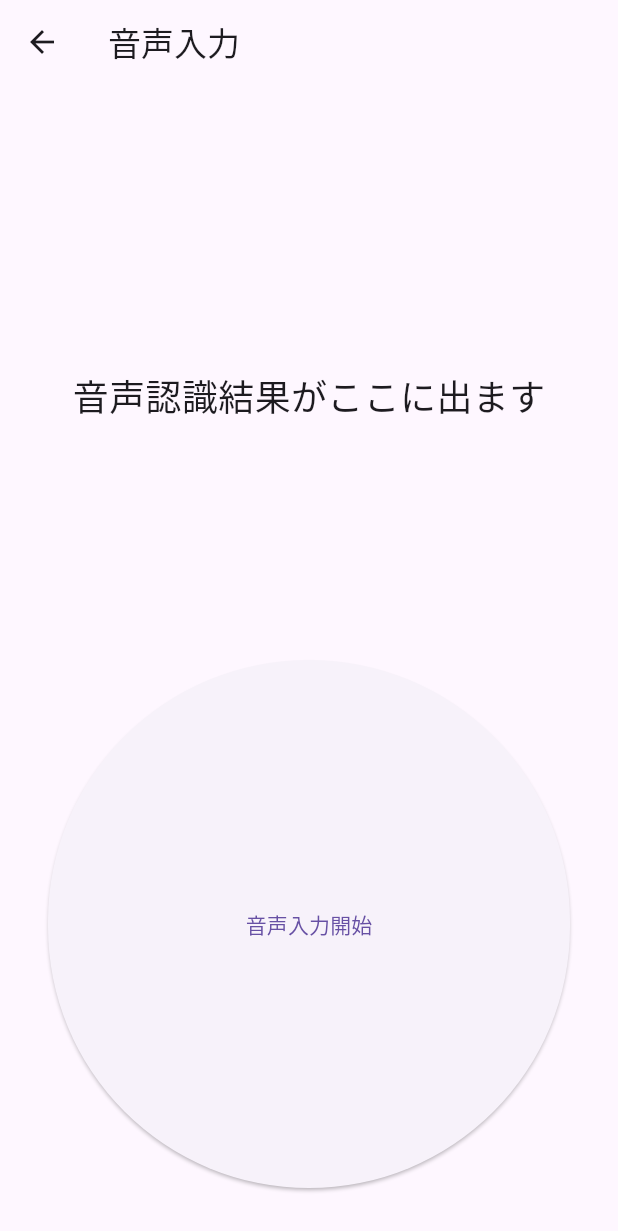
After one commit to sakata-yu/flutter_catalog_app, a Flutter app: the VoicePage screen opened by its route, on a phone screen of 412 x 824 dp. The commit adds this screen. Shown: the top 1231 px of the screen. Run offline on Flutter 3.47's test engine with Material 3 defaults, Android fonts, the phone set to English and light mode, and no system bars; our stand-ins replace auto_route, camera, dio, flutter_hooks, flutter_map, fluttertoast and 7 more; generated files the repository leaves out were written again.

Commit message:
008.画面遷移の実装

```diff
--- a/lib/core/config/catalog_items.dart
+++ b/lib/core/config/catalog_items.dart
@@ -44,6 +44,16 @@ class CatalogItems {
       title: "#6 マップ画面",
       detail: "FlutterMapを使用した位置情報の取得",
       route: MapRoute(),
+    ),
+    CatalogItem(
+      title: "#7 音声入力",
+      detail: "音声入力機能",
+      route: VoiceRoute(),
+    ),
+    CatalogItem(
+      title: "#8 画面遷移",
+      detail: "AutoRouteを使った画面遷移",
+      route: TransitionRoute(),
     ),
   ];
 
--- /dev/null
+++ b/lib/features/catalog007/view_model/voice_view_model.dart
@@ -0,0 +1,19 @@
+import 'package:hooks_riverpod/hooks_riverpod.dart';
+import '../data/voice_state.dart';
+
+final voiceViewModelProvider =
+    StateNotifierProvider<VoiceViewModel, VoiceState>(
+        (ref) => VoiceViewModel());
+
+class VoiceViewModel extends StateNotifier<VoiceState> {
+  VoiceViewModel() : super(const VoiceState());
+
+  /// 音声入力されたテキストを保存する関数
+  ///
+  /// Parameters:
+  /// - [speechResult] 説明: 音声入力されたテキスト
+  ///
+  void setSpeechResult(String speechResult) {
+    state = state.copyWith(speechResult: speechResult);
+  }
+}
--- /dev/null
+++ b/lib/features/catalog007/voice_page.dart
@@ -0,0 +1,78 @@
+import 'package:flutter/material.dart';
+import 'package:auto_route/auto_route.dart';
+import 'package:flutter_hooks/flutter_hooks.dart';
+import 'package:hooks_riverpod/hooks_riverpod.dart';
+import 'package:speech_to_text/speech_to_text.dart';
+
+import 'view_model/voice_view_model.dart';
+
+@RoutePage()
+class VoicePage extends HookConsumerWidget {
+  const VoicePage({super.key});
+
+  @override
+  Widget build(BuildContext context, WidgetRef ref) {
+    final state = ref.watch(voiceViewModelProvider);
+    final viewModel = ref.read(voiceViewModelProvider.notifier);
+    final SpeechToText speechToText = useMemoized(() => SpeechToText());
+    final isAvailable = useState(false);
+    final isListening = useState(false);
+
+    /// 音声入力開始ボタンの押下処理
+    /// 音声入力を開始し、入力されたテキストを保存する関数
+    void startListening() {
+      if (!isListening.value) {
+        isListening.value = true;
+        speechToText.listen(onResult: (result) {
+          viewModel.setSpeechResult(result.recognizedWords);
+        });
+      } else {
+        isListening.value = false;
+        speechToText.stop();
+      }
+    }
+
+    useEffect(() {
+      () async {
+        final available = await speechToText.initialize();
+        isAvailable.value = available;
+      }();
+
+      return null;
+    }, []);
+
+    return Scaffold(
+      appBar: AppBar(title: const Text('音声入力')),
+      body: Center(
+        child: Padding(
+          padding: EdgeInsets.all(32),
+          child: Column(
+            mainAxisAlignment: MainAxisAlignment.center,
+            crossAxisAlignment: CrossAxisAlignment.center,
+            children: [
+              Expanded(
+                child: Center(
+                  child: Text(
+                    state.speechResult.isNotEmpty
+                        ? state.speechResult
+                        : '音声認識結果がここに出ます',
+                    style: TextStyle(fontSize: 24),
+                  ),
+                ),
+              ),
+              Expanded(
+                child: SizedBox(
+                  width: double.infinity,
+                  child: ElevatedButton(
+                    onPressed: isAvailable.value ? startListening : null,
+                    child: Text(isListening.value ? '音声入力終了' : '音声入力開始'),
+                  ),
+                ),
+              ),
+            ],
+          ),
+        ),
+      ),
+    );
+  }
+}
--- a/pubspec.yaml
+++ b/pubspec.yaml
@@ -52,6 +52,7 @@ dependencies:
   flutter_map: ^8.1.1
   latlong2: ^0.9.1
   geolocator: ^14.0.2
+  speech_to_text: ^7.2.0
 
 dev_dependencies:
   flutter_test:
```
Also changed, not shown: lib/core/router/app_router.dart (+31 -0 lines), lib/features/catalog007/data/voice_state.dart (added, +10 -0 lines), lib/features/catalog008/transition_page.dart (added, +47 -0 lines), lib/features/catalog008/view/transition_drawer_page.dart (added, +49 -0 lines), lib/features/catalog008/view/transition_home_page.dart (added, +14 -0 lines), lib/features/catalog008/view/transition_my_page.dart (added, +14 -0 lines), lib/features/catalog008/view/transition_notice_page.dart (added, +14 -0 lines), lib/features/catalog008/view/transition_simple_page.dart (added, +19 -0 lines), lib/features/catalog008/view/transition_tabs_shell_page.dart (added, +48 -0 lines), 4 other files.
